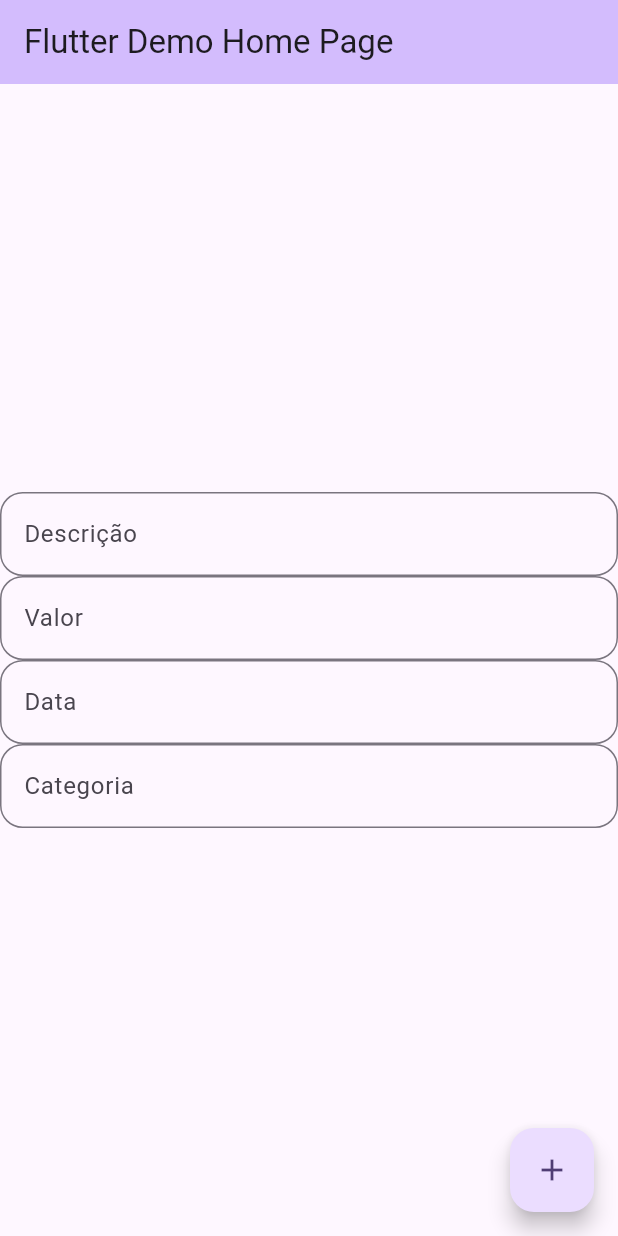
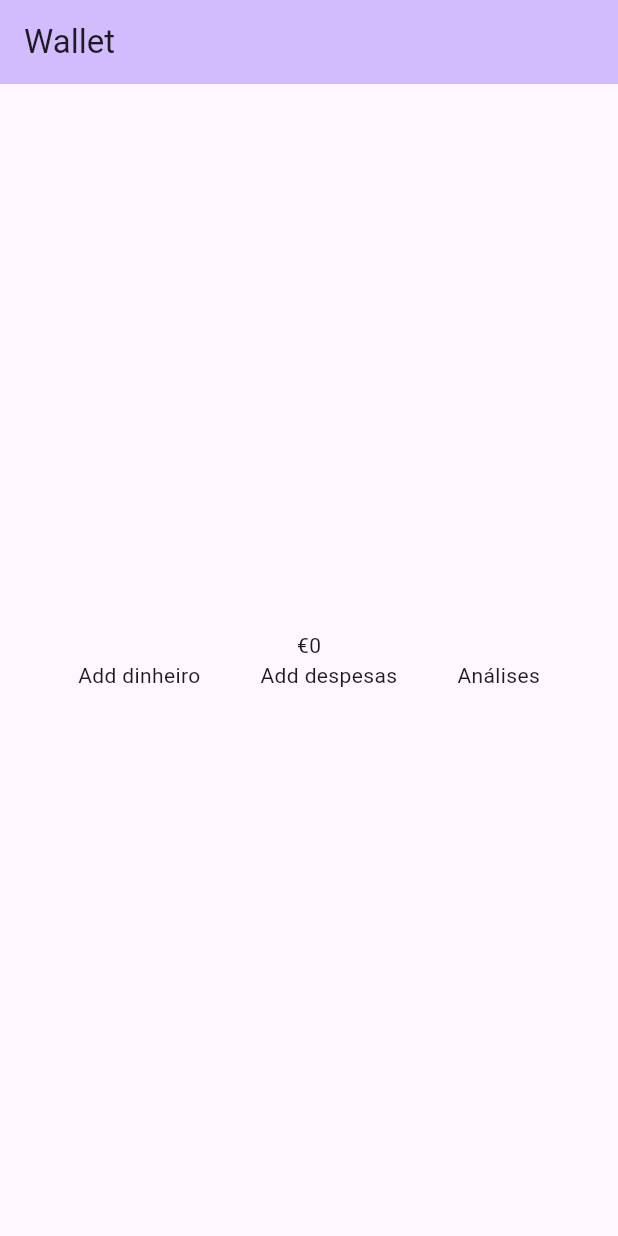
Before and after one commit to Camilaliol/wallet, a Flutter app: the screen it shows after launch, on a phone screen of 412 x 824 dp. Run offline on Flutter 3.47's test engine with Material 3 defaults, Android fonts, the phone set to English and light mode, and no system bars.

Commit message:
1.2 add texto para os primeiros botões

```diff
--- a/app/lib/main.dart
+++ b/app/lib/main.dart
@@ -11,7 +11,7 @@ class MyApp extends StatelessWidget {
   @override
   Widget build(BuildContext context) {
     return MaterialApp(
-      title: 'Flutter Demo',
+      title: 'Wallet',
       theme: ThemeData(
         // This is the theme of your application.
         //
@@ -30,7 +30,7 @@ class MyApp extends StatelessWidget {
         // tested with just a hot reload.
         colorScheme: .fromSeed(seedColor: Colors.deepPurple),
       ),
-      home: const MyHomePage(title: 'Flutter Demo Home Page'),
+      home: const MyHomePage(title: 'Wallet'),
     );
   }
 }
@@ -54,18 +54,7 @@ class MyHomePage extends StatefulWidget {
 }
 
 class _MyHomePageState extends State<MyHomePage> {
-  int _counter = 0;
-
-  void _incrementCounter() {
-    setState(() {
-      // This call to setState tells the Flutter framework that something has
-      // changed in this State, which causes it to rerun the build method below
-      // so that the display can reflect the updated values. If we changed
-      // _counter without calling setState(), then the build method would not be
-      // called again, and so nothing would appear to happen.
-      _counter++;
-    });
-  }
+  int _saldo = 0;
 
   @override
   Widget build(BuildContext context) {
@@ -104,46 +93,21 @@ class _MyHomePageState extends State<MyHomePage> {
           // wireframe for each widget.
           mainAxisAlignment: .center,
           children: [
-            TextField(
-              decoration: InputDecoration(
-                border: OutlineInputBorder(
-                  borderRadius: BorderRadius.all(Radius.circular(15)),
-                ),
-                labelText: 'Descrição',
-              ),
-            ),
-            TextField(
-              decoration: InputDecoration(
-                border: OutlineInputBorder(
-                  borderRadius: BorderRadius.all(Radius.circular(15)),
-                ),
-                labelText: 'Valor',
-              ),
-            ),
-            TextField(
-              decoration: InputDecoration(
-                border: OutlineInputBorder(
-                  borderRadius: BorderRadius.all(Radius.circular(15)),
-                ),
-                labelText: 'Data',
-              ),
-            ),
-            TextField(
-              decoration: InputDecoration(
-                border: OutlineInputBorder(
-                  borderRadius: BorderRadius.all(Radius.circular(15)),
-                ),
-                labelText: 'Categoria',
-              ),
+            Text("€$_saldo"),
+            Row(
+              spacing: 40, // espaçamento do texto
+              mainAxisAlignment:
+                  MainAxisAlignment.center, // centralizando o texto
+              children: [
+                // adicionando textos para os futuros botoes
+                Text("Add dinheiro"),
+                Text("Add despesas"),
+                Text("Análises"),
+              ],
             ),
           ],
         ),
       ),
-      floatingActionButton: FloatingActionButton(
-        onPressed: _incrementCounter,
-        tooltip: 'Increment',
-        child: const Icon(Icons.add),
-      ),
     );
   }
 }
```
